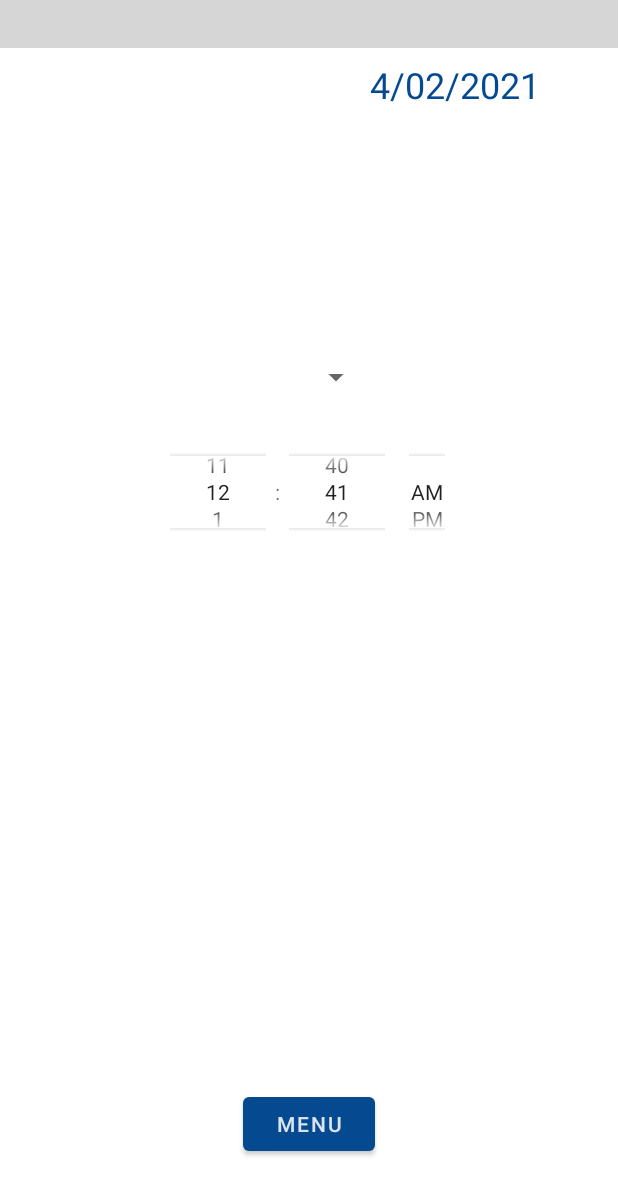
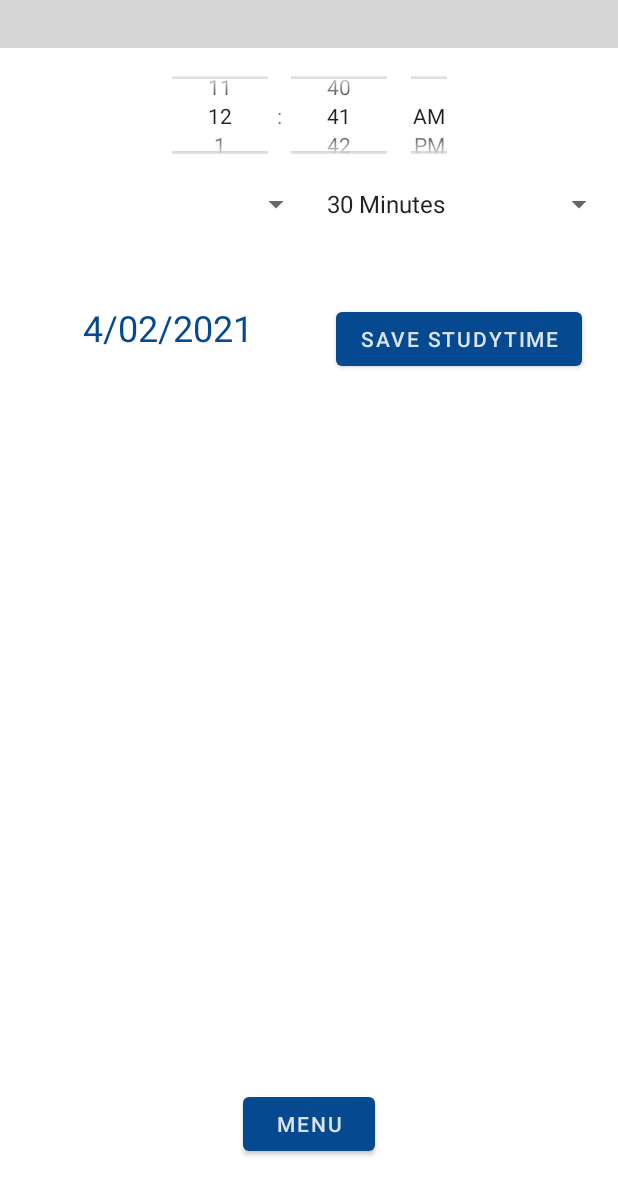
Before and after one commit to bdcrisco/StudyTime, an Android app: the screen it shows after launch (MainActivity), in the side drawer, after a tap on "Add Session", on a phone screen of 412 x 824 dp. Shown: the top 1195 px of the screen. Run offline under Robolectric (Android 15) with nearby library versions, the phone set to English and light mode, and no system bars; our stand-ins replace navigation-ui; libraries missing offline, so code that uses them is left out: com.applandeo.materialcalendarview; plain views replace CalendarView; 11 statements that could not run were skipped; grey boxes are pictures that could not be loaded.

Commit message:
added elapsed time in spinner, linked up listener to date in add session.

```diff
--- a/app/src/main/java/com/example/StudyTime/AddSessionFragment.java
+++ b/app/src/main/java/com/example/StudyTime/AddSessionFragment.java
@@ -2,20 +2,16 @@ package com.example.StudyTime;
 
 import androidx.annotation.NonNull;
 import androidx.fragment.app.Fragment;
-import androidx.fragment.app.FragmentActivity;
 
-import android.content.Intent;
 import android.os.Bundle;
 import android.util.Log;
 import android.view.LayoutInflater;
 import android.view.View;
 import android.view.ViewGroup;
-import android.widget.Button;
 import android.widget.TextView;
 import android.widget.ArrayAdapter;
 import android.widget.Spinner;
 import android.widget.TimePicker;
-import android.widget.Toast;
 
 import com.applandeo.materialcalendarview.CalendarView;
 import com.applandeo.materialcalendarview.EventDay;
@@ -26,10 +22,6 @@ import java.util.ArrayList;
 import java.util.Calendar;
 import java.util.List;
 import java.util.Locale;
-
-import android.widget.ArrayAdapter;
-import android.widget.Spinner;
-import android.widget.Toast;
 
 public class AddSessionFragment extends Fragment {
     View rootView;
@@ -45,7 +37,8 @@ public class AddSessionFragment extends Fragment {
     SessionList sessionList = SessionList.getInstance();
     CourseList courseList = CourseList.getInstance();
     Calendar calendar = Calendar.getInstance(Locale.ENGLISH);
-    TextView myDate;
+
+    TextView elapsedTime;
 
     private TextView dayLabel;
     private TimePicker timePicker;
@@ -60,18 +53,19 @@ public class AddSessionFragment extends Fragment {
             /*Display(inflate) the layout xml for this fragment */
             rootView = inflater.inflate(R.layout.activity_add_session, container, false);
 
+            calendarView = (CalendarView) rootView.findViewById(R.id.addSessionCalendar);
             dayLabel = rootView.findViewById(R.id.dayLabel);
             timePicker = rootView.findViewById(R.id.timePicker);
             spinnerCourse = rootView.findViewById(R.id.spinnerCourse);
-            //spinnerElapsedTime = rootView.findViewById(R.id.spinnerElapsedTime);
+            spinnerElapsedTime = rootView.findViewById(R.id.spinnerElapsedTime);
 
             dayLabel.getText();
             timePicker.getBaseline();
             spinnerCourse.getSelectedItem();
-            //elapsedTime = spinnerElapsedTime.getSelectedItem();
+            elapsedTime = (TextView) spinnerElapsedTime.getSelectedItem();
 
             events = new ArrayList<>();
-            calendarView = (CalendarView) rootView.findViewById(R.id.addSessionCalendar);
+
             Calendar calendar = Calendar.getInstance();
 
             events.add(new EventDay(calendar, R.drawable.event_exists));
@@ -79,27 +73,42 @@ public class AddSessionFragment extends Fragment {
 
             dayLabel.setText(new SimpleDateFormat("M/dd/yyyy", java.util.Locale.getDefault()).format(calendar.getTime()));
 
-//            calendarView.setOnDayClickListener(new OnDayClickListener() {
-//                @Override
-//                public void onDayClick(EventDay eventDay) {
-//                    Calendar clickedDayCalendar = eventDay.getCalendar();
+            calendarView.setOnDayClickListener(new OnDayClickListener() {
+                @Override
+                public void onDayClick(EventDay eventDay) {
+                    Calendar clickedDayCalendar = eventDay.getCalendar();
 //                    // get first day selected
 //                    // Calendar selectedDate = calendarView.getFirstSelectedDate();
-//                    myDate.setText(new SimpleDateFormat("M/dd/yyyy", java.util.Locale.getDefault()).format(clickedDayCalendar.getTimeInMillis()));
+                    dayLabel.setText(new SimpleDateFormat("M/dd/yyyy", java.util.Locale.getDefault()).format(clickedDayCalendar.getTimeInMillis()));
 //
-//                }
-//            });
+                }
+            });
 
             addCourseSpinner();
+            addElapsedTimeSpinner();
         }
         return rootView;
     }
 
     public void addCourseSpinner() {
         List<String> courses = courseList.getStringList();
-        ArrayAdapter<String> dataAdapter = new ArrayAdapter<String>(getActivity(),
+        ArrayAdapter<String> dataAdapter = new ArrayAdapter<>(getActivity(),
                 android.R.layout.simple_spinner_item, courses);
         dataAdapter.setDropDownViewResource(android.R.layout.simple_spinner_dropdown_item);
         spinnerCourse.setAdapter(dataAdapter);
     }
+
+    public void addElapsedTimeSpinner() {
+        ArrayList<String> elapsedTime = new ArrayList<>();
+        elapsedTime.add("30 Minutes");
+        elapsedTime.add("1 Hour");
+        elapsedTime.add("1.5 Hours");
+        elapsedTime.add("2 Hours");
+        elapsedTime.add("2.5 Hours");
+        elapsedTime.add("3 Hours");
+        ArrayAdapter<String> elapsedTimeAdapter = new ArrayAdapter<>(getActivity(),
+                android.R.layout.simple_spinner_item, elapsedTime);
+        elapsedTimeAdapter.setDropDownViewResource(android.R.layout.simple_spinner_dropdown_item);
+        spinnerElapsedTime.setAdapter(elapsedTimeAdapter);
+    }
 }
--- a/app/src/main/java/com/example/StudyTime/CalendarFragment.java
+++ b/app/src/main/java/com/example/StudyTime/CalendarFragment.java
@@ -14,10 +14,8 @@ import android.view.View;
 import android.view.ViewGroup;
 import android.widget.TextView;
 
-import com.applandeo.materialcalendarview.CalendarView;
 import com.applandeo.materialcalendarview.EventDay;
 import com.applandeo.materialcalendarview.listeners.OnDayClickListener;
-import com.applandeo.materialcalendarview.listeners.OnSelectDateListener;
 
 import java.text.SimpleDateFormat;
 import java.util.ArrayList;
@@ -28,17 +26,18 @@ import java.util.Locale;
 @RequiresApi(api = Build.VERSION_CODES.N)
 public class CalendarFragment extends Fragment {
     private View rootView;
-        public CalendarFragment(){
+    public CalendarFragment(){
         rootView = null;
     }
 
     com.applandeo.materialcalendarview.CalendarView calendarView;
     List<EventDay> events;
+
     EventDay currentDay;
     SessionList sessionList = SessionList.getInstance();
+    Calendar calendar = Calendar.getInstance(Locale.ENGLISH);
 
-    Calendar calendar = Calendar.getInstance(Locale.ENGLISH);
-    TextView myDate;
+    private TextView dayLabel;
 
     public View onCreateView(@NonNull LayoutInflater inflater, ViewGroup container, Bundle savedInstanceState){
         if (rootView ==null){
@@ -48,9 +47,9 @@ public class CalendarFragment extends Fragment {
             rootView = inflater.inflate(R.layout.activity_calendar, container, false);
 
             calendarView = (com.applandeo.materialcalendarview.CalendarView) rootView.findViewById(R.id.Calendar);
-            myDate = (TextView) rootView.findViewById(R.id.dayLabel);
+            dayLabel = (TextView) rootView.findViewById(R.id.dayLabel);
 
-            myDate.setText(new SimpleDateFormat("M/dd/yyyy").format(calendar.getTime()));
+            dayLabel.setText(new SimpleDateFormat("M/dd/yyyy").format(calendar.getTime()));
 
         // Events for the calendar view
         events = new ArrayList<>();
@@ -59,12 +58,12 @@ public class CalendarFragment extends Fragment {
             createEventOnCalendar();
 
         // Date information for the TextView (also tells us what day is selected, will need later)
-        myDate.setText(new SimpleDateFormat("M/dd/yyyy", java.util.Locale.getDefault()).format(calendar.getTime()));
+        dayLabel.setText(new SimpleDateFormat("M/dd/yyyy", java.util.Locale.getDefault()).format(calendar.getTime()));
         calendarView.setOnDayClickListener(new OnDayClickListener() {
             @Override
             public void onDayClick(EventDay eventDay) {
                 Calendar clickedDayCalendar = eventDay.getCalendar();
-                myDate.setText(new SimpleDateFormat("M/dd/yyyy", java.util.Locale.getDefault()).format(clickedDayCalendar.getTimeInMillis()));
+                dayLabel.setText(new SimpleDateFormat("M/dd/yyyy", java.util.Locale.getDefault()).format(clickedDayCalendar.getTimeInMillis()));
             }
         });
             OnDayClickListener onDayClick = new OnDayClickListener() {
--- a/app/src/main/java/com/example/StudyTime/HomeFragment.java
+++ b/app/src/main/java/com/example/StudyTime/HomeFragment.java
@@ -109,7 +109,7 @@ public class HomeFragment extends Fragment {
         buttonStop.setOnClickListener(new View.OnClickListener(){
             @Override
             public void onClick(View view) {
-                if (running == true) {
+                if (running || !running) {
                     buttonStart.setText("Start");
                     simpleTimer.setBase(elapsedRealtime());
                     simpleTimer.stop();
--- a/app/src/main/res/layout/activity_add_session.xml
+++ b/app/src/main/res/layout/activity_add_session.xml
@@ -12,15 +12,14 @@
         android:id="@+id/dayLabel"
         android:layout_width="wrap_content"
         android:layout_height="wrap_content"
-        android:layout_marginTop="8dp"
+        android:layout_marginTop="80dp"
         android:layout_weight="1"
         android:text="@string/addSessionDate"
         android:textColor="@color/themeDarkBlue"
         android:textSize="24sp"
-        app:layout_constraintEnd_toEndOf="parent"
-        app:layout_constraintHorizontal_bias="0.825"
+        app:layout_constraintEnd_toStartOf="@+id/saveSessionButton"
         app:layout_constraintStart_toStartOf="parent"
-        app:layout_constraintTop_toBottomOf="@+id/addSessionCalendar" />
+        app:layout_constraintTop_toBottomOf="@+id/timePicker" />
 
     <com.applandeo.materialcalendarview.CalendarView
         android:id="@+id/addSessionCalendar"
@@ -36,6 +35,7 @@
         app:headerLabelColor="@color/themeBlueGrey"
         app:highlightedDaysLabelsColor="@color/themeBlueGrey"
         app:layout_constraintEnd_toEndOf="parent"
+        app:layout_constraintHorizontal_bias="0.0"
         app:layout_constraintStart_toStartOf="parent"
         app:layout_constraintTop_toTopOf="parent"
         app:pagesColor="@color/themeWhite"
@@ -50,25 +50,39 @@
         android:id="@+id/spinnerCourse"
         android:layout_width="200dp"
         android:layout_height="28dp"
-        android:layout_marginStart="48dp"
-        android:layout_marginLeft="48dp"
-        android:layout_marginTop="8dp"
-        android:layout_marginBottom="212dp"
-        app:layout_constraintBottom_toBottomOf="parent"
+        android:layout_marginStart="8dp"
+        android:layout_marginLeft="8dp"
         app:layout_constraintStart_toStartOf="parent"
-        app:layout_constraintTop_toBottomOf="@+id/addSessionCalendar" />
+        app:layout_constraintTop_toBottomOf="@+id/timePicker" />
 
     <TimePicker
         android:id="@+id/timePicker"
         android:layout_width="215dp"
-        android:layout_height="85dp"
-        android:layout_marginTop="20dp"
+        android:layout_height="90dp"
         android:gravity="center"
         android:textAlignment="center"
         android:timePickerMode="spinner"
         app:layout_constraintEnd_toEndOf="parent"
-        app:layout_constraintHorizontal_bias="0.496"
         app:layout_constraintStart_toStartOf="parent"
-        app:layout_constraintTop_toBottomOf="@+id/spinnerCourse" />
+        app:layout_constraintTop_toBottomOf="@+id/addSessionCalendar" />
+
+    <Spinner
+        android:id="@+id/spinnerElapsedTime"
+        android:layout_width="200dp"
+        android:layout_height="28dp"
+        app:layout_constraintEnd_toEndOf="parent"
+        app:layout_constraintStart_toEndOf="@+id/spinnerCourse"
+        app:layout_constraintTop_toBottomOf="@+id/timePicker" />
+
+    <Button
+        android:id="@+id/saveSessionButton"
+        android:layout_width="wrap_content"
+        android:layout_height="wrap_content"
+        android:layout_marginTop="80dp"
+        android:layout_marginEnd="24dp"
+        android:layout_marginRight="24dp"
+        android:text="@string/save_studytime"
+        app:layout_constraintEnd_toEndOf="parent"
+        app:layout_constraintTop_toBottomOf="@+id/timePicker" />
 
 </androidx.constraintlayout.widget.ConstraintLayout>
--- a/app/src/main/res/values/strings.xml
+++ b/app/src/main/res/values/strings.xml
@@ -43,13 +43,7 @@
     <string name="choose_course">Choose Course</string>
     <string name="saveStoppedTime">saveStoppedTime</string>
     <string name="saveCourse">Save Course</string>
-
-    <string-array name="course_array">
-        <item>CS 246</item>
-        <item>BIO 101</item>
-        <item>SCRIPTURES</item>
-
-    </string-array>
+    <string name="save_studytime">Save StudyTime</string>
 
 
 </resources>
```
